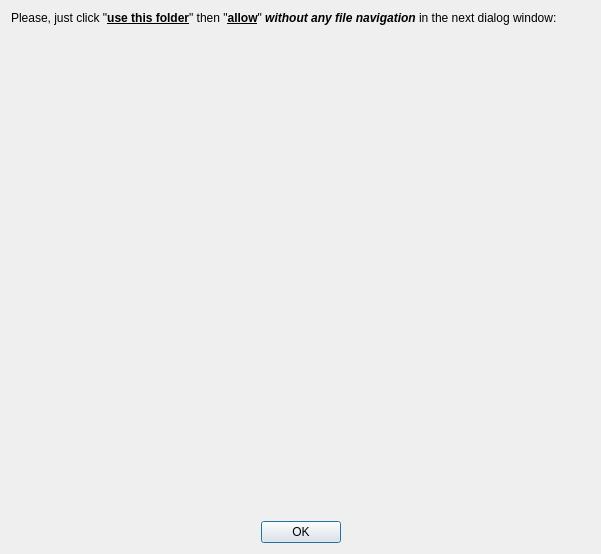
Above: safaccessdialog.ui from salieff/es_mod_installer before the change. Below: the same form after it.
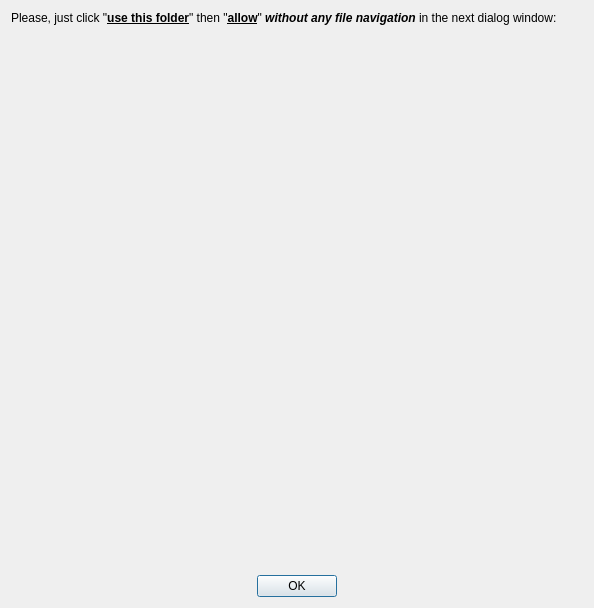
That is the form after the change. Icons and pictures are not drawn.

What changed in the file:
```diff
--- a/safaccessdialog.ui
+++ b/safaccessdialog.ui
@@ -6,8 +6,8 @@
    <rect>
     <x>0</x>
     <y>0</y>
-    <width>601</width>
-    <height>554</height>
+    <width>594</width>
+    <height>608</height>
    </rect>
   </property>
   <property name="windowTitle">
```
Left out of the diff: 3 changed lines with no effect on the pictures.
